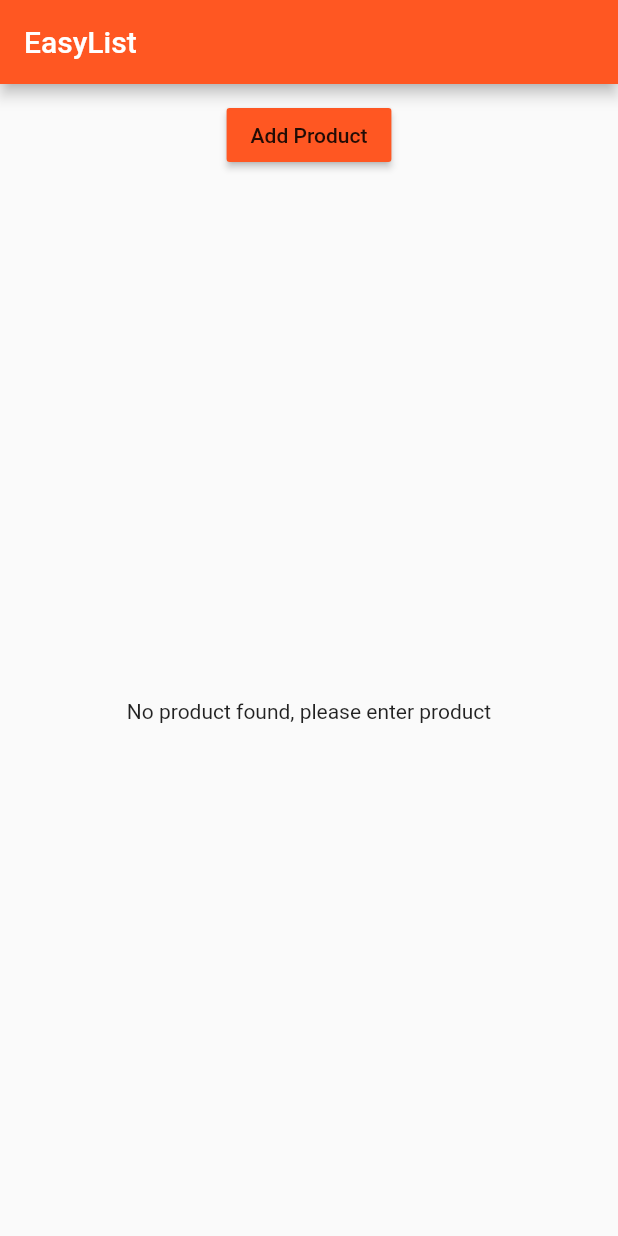
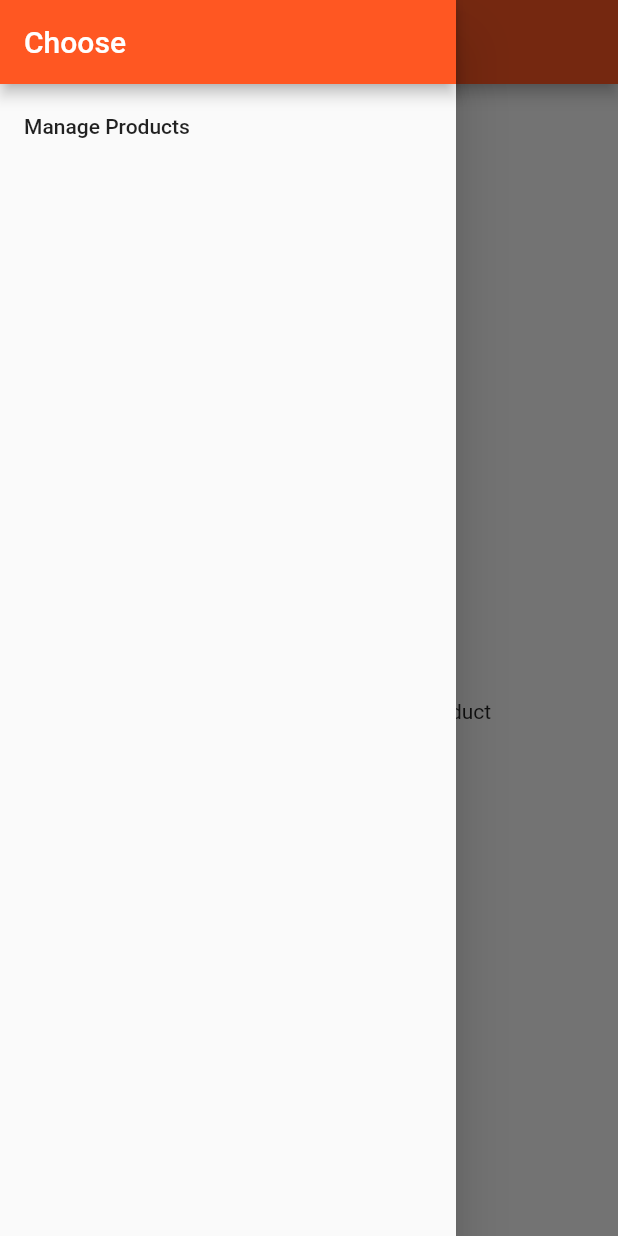
Before and after one commit to kobinawill/first_project, a Flutter app: the HomePage screen opened directly, with the side drawer open (before the commit the screen has no drawer), on a phone screen of 412 x 824 dp. Run offline on Flutter 3.47's test engine with Material 2 defaults, Android fonts, the phone set to English and light mode, and no system bars.

```diff
--- a/lib/main.dart
+++ b/lib/main.dart
@@ -1,8 +1,7 @@
-import 'package:first_project/pages/home.dart';
 import 'package:flutter/cupertino.dart';
 import 'package:flutter/material.dart';
 
-
+import 'package:first_project/pages/login_page.dart';
 
 void main() => runApp(MyApp());
 
@@ -15,7 +14,7 @@ class MyApp extends StatelessWidget {
         accentColor: Colors.deepPurple,
         brightness: Brightness.light
       ),
-      home: HomePage(),
+      home: LoginPage(),
     );
   }
 }
--- a/lib/pages/home.dart
+++ b/lib/pages/home.dart
@@ -7,6 +7,20 @@ class HomePage extends StatelessWidget {
   Widget build(BuildContext context) {
 
     return Scaffold(
+      drawer: Drawer(
+        child: Column(
+          children: <Widget>[
+            AppBar(
+              automaticallyImplyLeading: false,
+              title: Text('Choose'),
+            ),
+            ListTile(
+              title: Text('Manage Products'),
+              onTap: () {},
+            )
+          ],
+        ),
+      ),
       appBar: AppBar(
         title: Text("EasyList"),
       ),
```
Also changed, not shown: lib/pages/login_page.dart (+25 -0 lines), lib/pages/manageproduct_page.dart (added).
